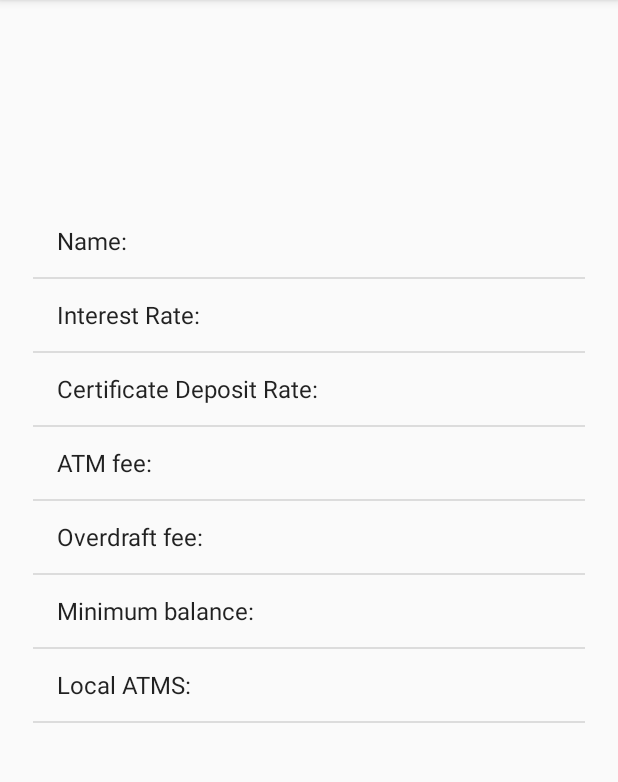
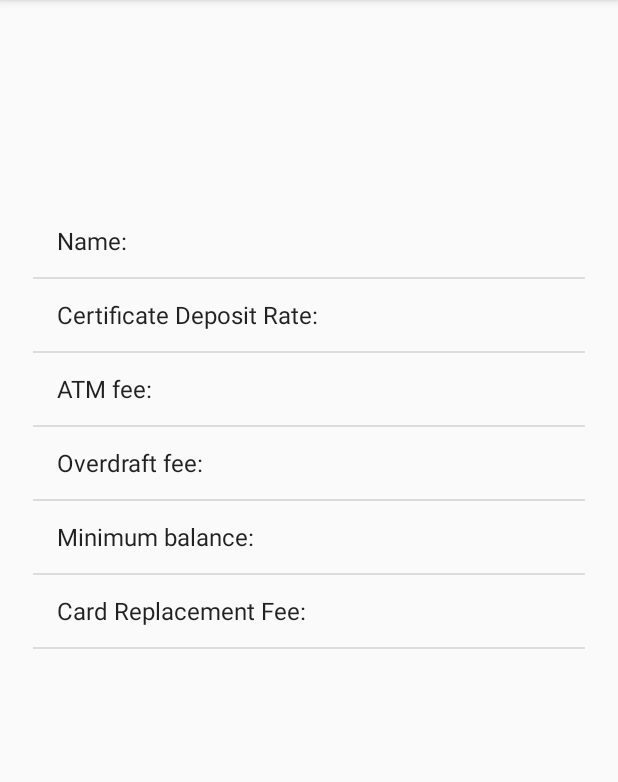
Before and after one commit to aarushi137/FinancialApp, an Android app: the Main3Activity screen opened directly, with no data from a screen before it, on a phone screen of 412 x 824 dp, the part 84-866 px from its top. Run offline under Robolectric (Android 15) with nearby library versions, the phone set to English and light mode, and no system bars.

Commit message:
random commit

```diff
--- a/app/src/main/java/com/example/aarus/financialapp/Main3Activity.java
+++ b/app/src/main/java/com/example/aarus/financialapp/Main3Activity.java
@@ -6,7 +6,7 @@ import android.widget.ArrayAdapter;
 import android.widget.ListView;
 
 public class Main3Activity extends AppCompatActivity {
-    String[] items = new String[] {"Name: ", "Interest Rate: ", "Certificate Deposit Rate: ", "ATM fee: ", "Overdraft fee: ", "Minimum balance: ", "Local ATMS: "};
+    String[] items = new String[] {"Name: ", "Certificate Deposit Rate: ", "ATM fee: ", "Overdraft fee: ", "Minimum balance: ", "Card Replacement Fee: "};
 
     @Override
     protected void onCreate(Bundle savedInstanceState) {
```
